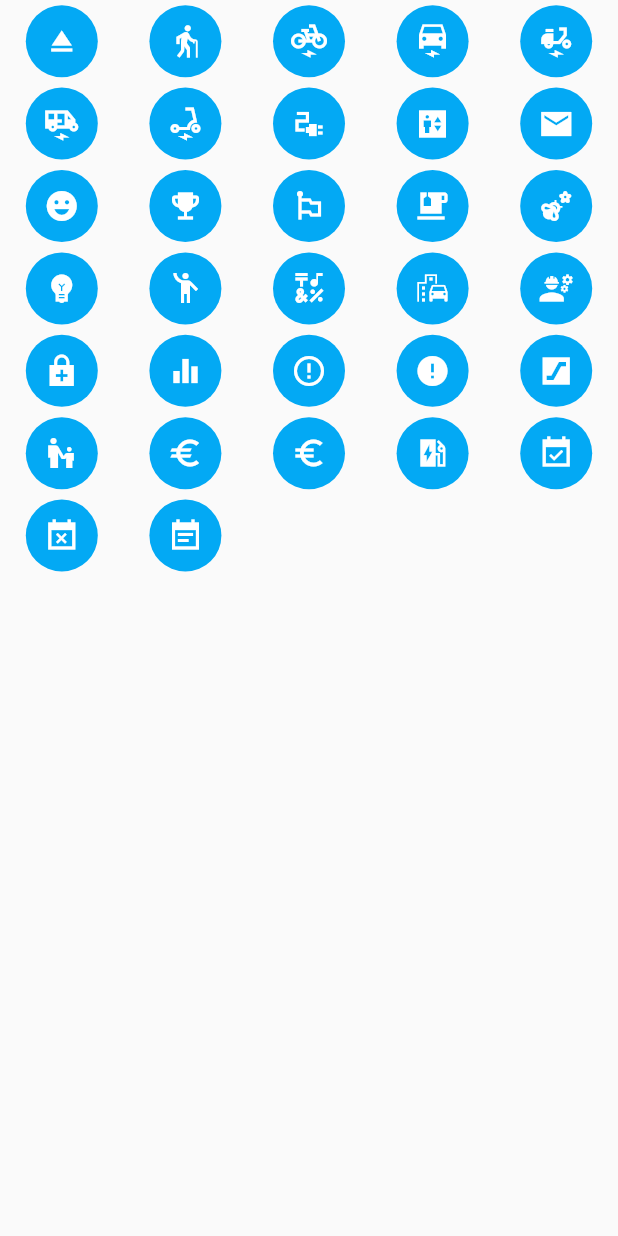
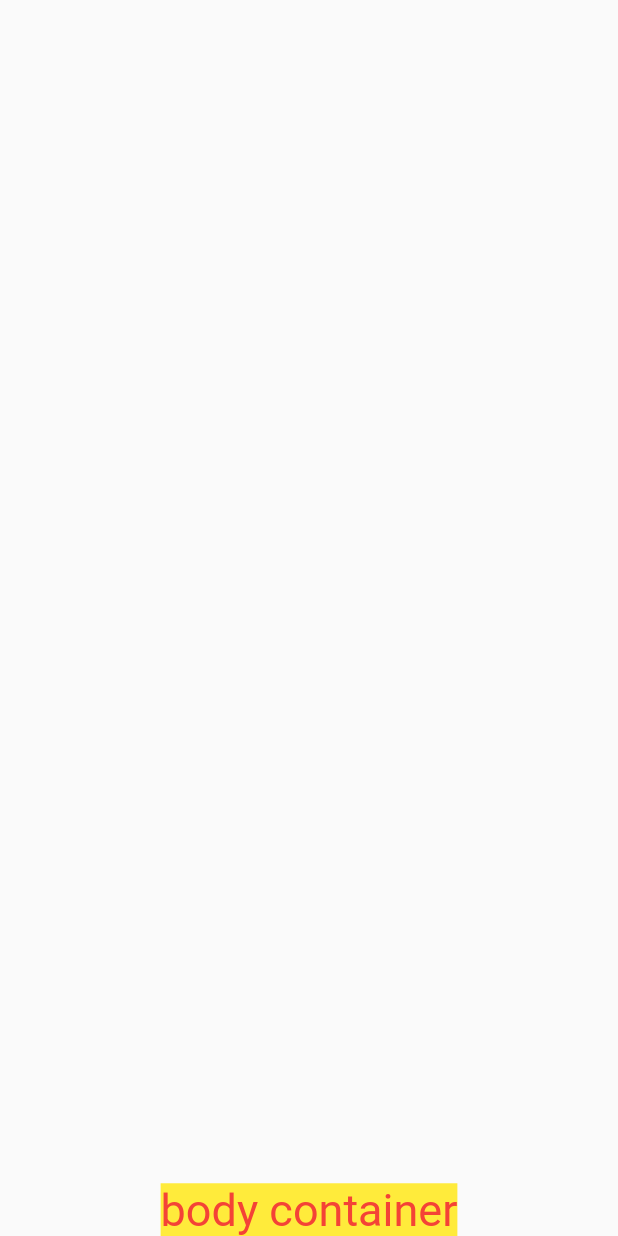
Before and after one commit to YYxDeveloper/first_flutter, a Flutter app: the screen it shows after launch, on a phone screen of 412 x 824 dp. Run offline on Flutter 3.47's test engine with Material 2 defaults, Android fonts, the light colour scheme and no system bars.

Commit message:
---OBJECT---cleaner container

```diff
--- a/lib/main.dart
+++ b/lib/main.dart
@@ -12,36 +12,13 @@ class MyApp extends StatelessWidget {
   Widget build(BuildContext context) {
     return MaterialApp(
       home: Scaffold(
-        // appBar: AppBar(
-        //   title: const Text('Flutter Demo'),
-        // ),
-        body: GridView(
-            gridDelegate: const SliverGridDelegateWithFixedCrossAxisCount(
-              crossAxisCount: 5,
-              childAspectRatio: 1.5,
-            ),
-            children: demoChildren(32)),
+        body: Container(
+          alignment: Alignment.bottomCenter,
+          child: const Text("body container",style: TextStyle(color: Colors.red, fontSize: 30,backgroundColor: Colors.yellow),),
+        ),
       ),
     );
   }
-}
-
-List<Widget> demoChildren(num) {
-  return List.generate(
-      num,
-      (i) => Center(
-            child: Ink(
-              decoration: const ShapeDecoration(
-                color: Colors.lightBlue,
-                shape: CircleBorder(),
-              ),
-              child: IconButton(
-                icon: Icon(IconData(59677 + i, fontFamily: 'MaterialIcons')),
-                color: Colors.white,
-                onPressed: () {},
-              ),
-            ),
-          ));
 }
 
 class MyHomePage extends StatefulWidget {
```
